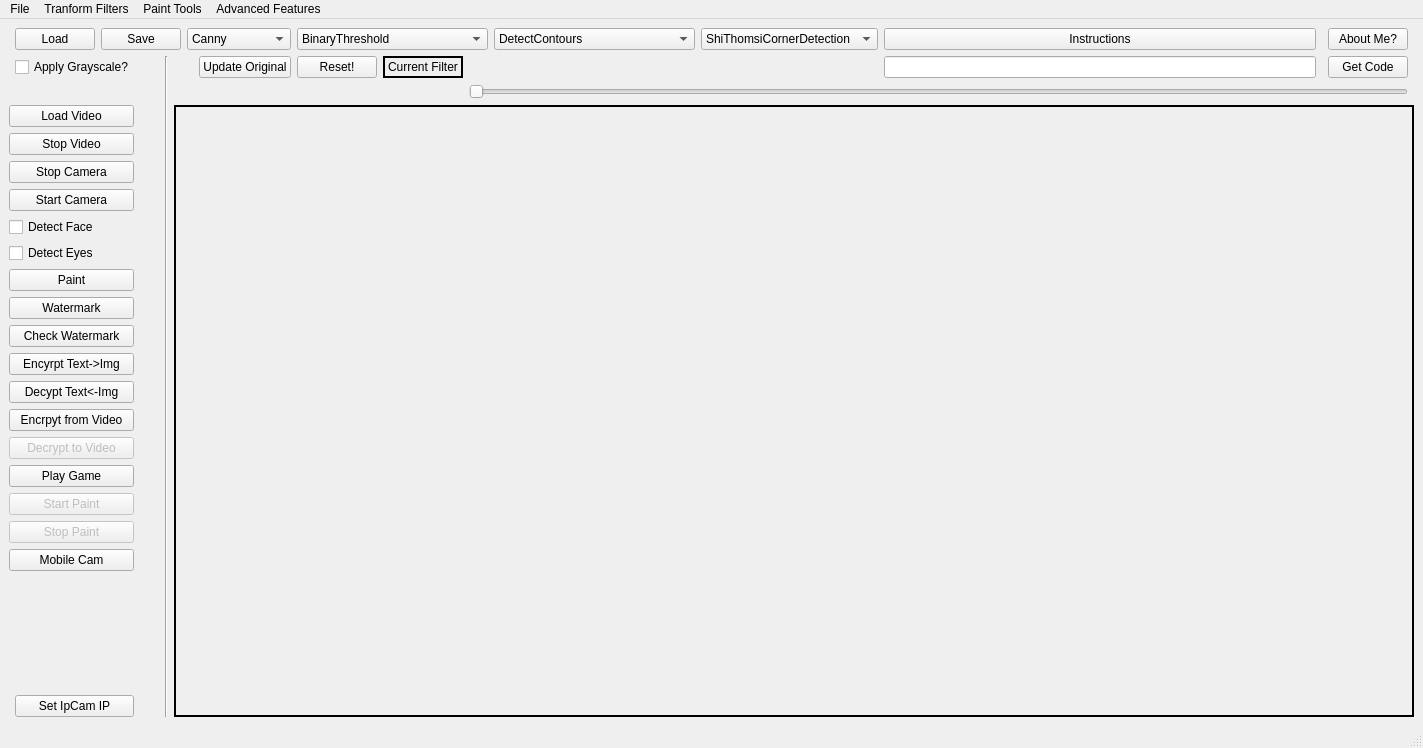
Qt form assets/miniPhotoshopDesignMainWindow_Paint.ui (ashishgupta1350/VisionAppHackference) before a commit.
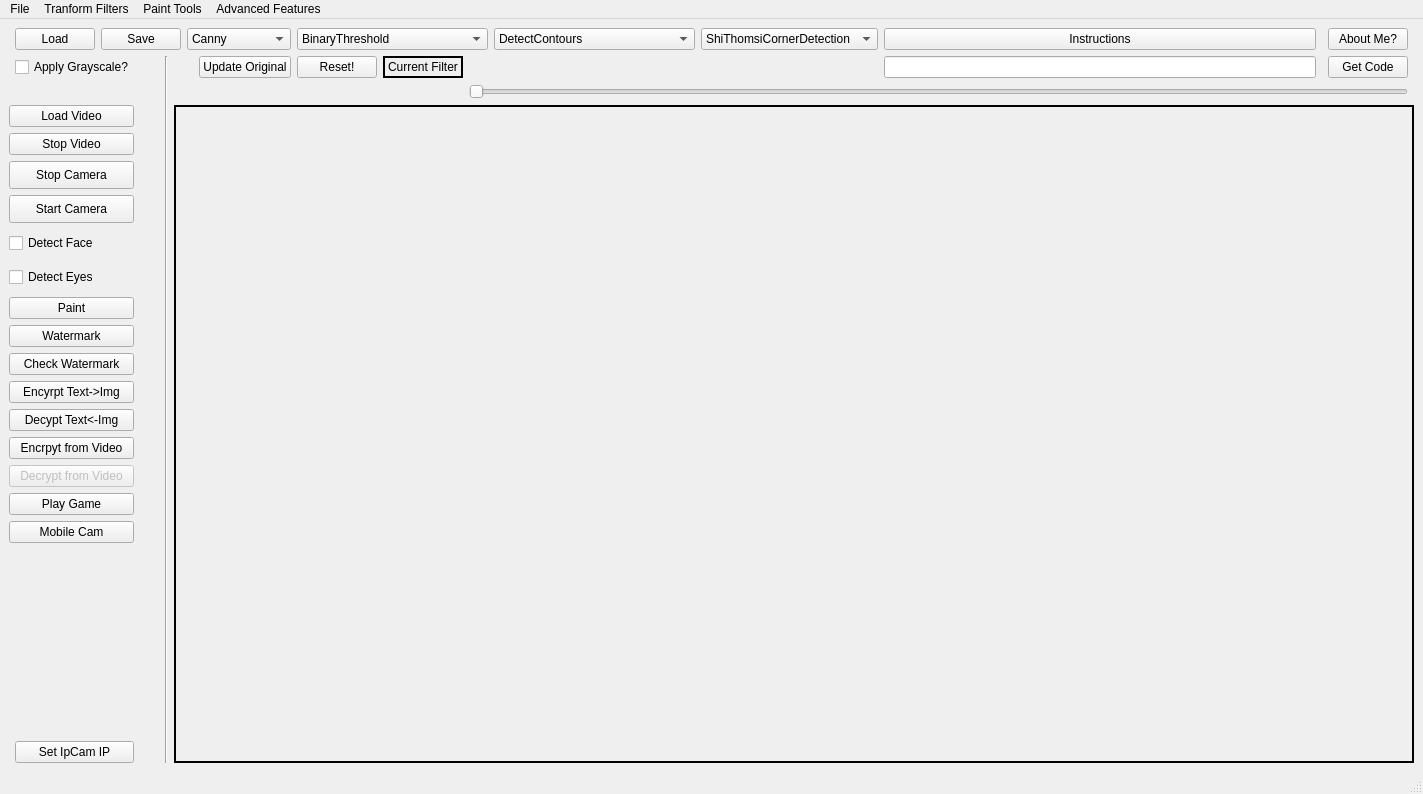
The same form after that commit. Icons and pictures are not drawn.

Diff of the .ui file:
```diff
--- a/assets/miniPhotoshopDesignMainWindow_Paint.ui
+++ b/assets/miniPhotoshopDesignMainWindow_Paint.ui
@@ -7,7 +7,7 @@
     <x>0</x>
     <y>0</y>
     <width>1423</width>
-    <height>748</height>
+    <height>794</height>
    </rect>
   </property>
   <property name="windowTitle">
@@ -102,7 +102,7 @@
          <bool>false</bool>
         </property>
         <property name="text">
-         <string>Decrypt to Video</string>
+         <string>Decrypt from Video</string>
         </property>
        </widget>
       </item>
@@ -119,38 +119,6 @@
         </property>
        </widget>
       </item>
-      <item>
-       <widget class="QPushButton" name="paintButtonStart">
-        <property name="enabled">
-         <bool>false</bool>
-        </property>
-        <property name="sizePolicy">
-         <sizepolicy hsizetype="Minimum" vsizetype="Preferred">
-          <horstretch>0</horstretch>
-          <verstretch>0</verstretch>
-         </sizepolicy>
-        </property>
-        <property name="text">
-         <string>Start Paint</string>
-        </property>
-       </widget>
-      </item>
-      <item>
-       <widget class="QPushButton" name="paintButtonStop">
-        <property name="enabled">
-         <bool>false</bool>
-        </property>
-        <property name="sizePolicy">
-         <sizepolicy hsizetype="Minimum" vsizetype="Preferred">
-          <horstretch>0</horstretch>
-          <verstretch>0</verstretch>
-         </sizepolicy>
-        </property>
-        <property name="text">
-         <string>Stop Paint</string>
-        </property>
-       </widget>
-      </item>
       <item>
        <widget class="QPushButton" name="mobileCamButton">
         <property name="text">
```
